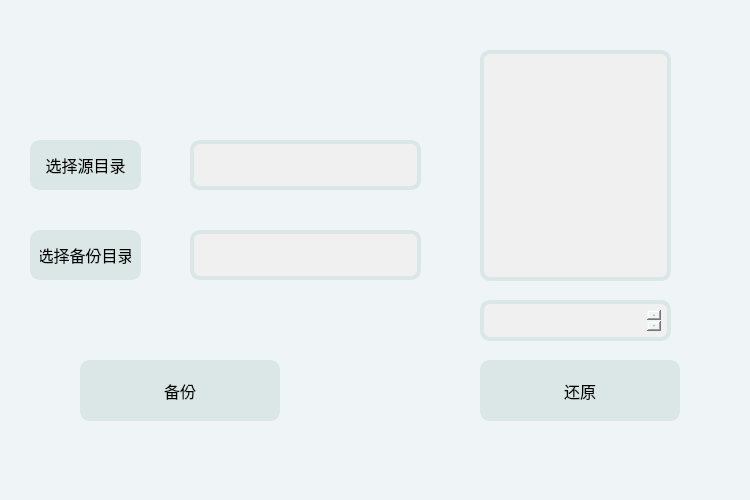
The window that NMS_save_backups/menu.ui (Xavier-Su/File_backup) describes before a commit, drawn with Qt 5.
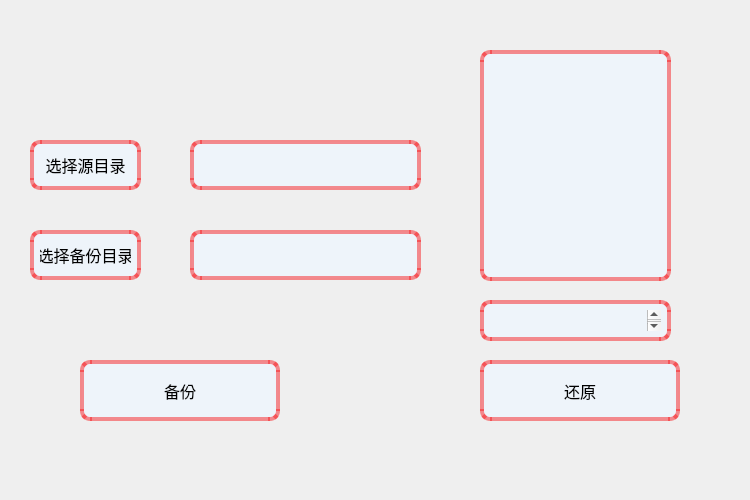
The same window after the commit. Icons and pictures are not drawn.

What changed in the file:
```diff
--- a/NMS_save_backups/menu.ui
+++ b/NMS_save_backups/menu.ui
@@ -14,22 +14,22 @@
    <string>menu</string>
   </property>
   <property name="styleSheet">
-   <string notr="true">/*#menu{background-color:rgb(109,132,45);}
+   <string notr="true">#menu{border-image: url(:/images/resource/bg.jpg);}
 QWidget 
 { 
-border-image: url(:/images/resource/bg.jpg);}*/
-QWidget{
-    background-color: rgb(239, 245, 247); /*???*/
+	/*border-image: url(:/images/resource/bg1.jpg);
+    /*background-color: rgb(239, 245, 247); 
     color: black;  /*????*/
+
 }
 
 QPushButton
 {
-    background-color:rgba(218, 231, 230, 1);/*???*/
+    background-color:rgba(238,245,252, 0.8);/*???*/
     border-style:solid;/*???? solid?? none??? inset/outset 3D??*/
     border-width:4px; /*??????*/
     border-radius:10px;/*????????*/
-    border-color:rgba(218, 231, 230, 1);/*????*/
+    border-color:rgba(247,30,34,0.5);/*????*/
     font-size:12pt;/*?? ????*/
     color: black;/*????*/
     padding:6px; /*??*/
@@ -43,11 +43,11 @@
 }
 QLineEdit
 {
-    background-color:rgb(240,240,240);/*???*/
+    background-color:rgba(238,245,252, 0.8);/*???*/
     border-style:solid;/*???? solid?? none??? inset/outset 3D??*/
     border-width:4px; /*??????*/
     border-radius:10px;/*????????*/
-    border-color:rgba(218, 231, 230, 1);/*????*/
+    border-color:rgba(247,30,34,0.5);/*????*/
     font-size:12pt;/*?? ????*/
     color: black;/*????*/
     padding:6px;/*??*/
@@ -55,22 +55,22 @@
 
 QListWidget
 {
-    background-color:rgb(240,240,240);/*???*/
+    background-color:rgba(238,245,252, 0.8);/*???*/
     border-style:solid;/*???? solid?? none??? inset/outset 3D??*/
     border-width:4px; /*??????*/
     border-radius:10px;/*????????*/
-    border-color:rgba(218, 231, 230, 1);/*????*/
+    border-color:rgba(247,30,34,0.5);/*????*/
     font-size:10pt;/*?? ????*/
     color: black;/*????*/
     padding:6px;/*??*/
 }
 
 QTextEdit {
-    background-color:rgb(240,240,240);/*???*/
+    background-color:rgba(238,245,252, 0.8);/*???*/
     border-style:solid;/*???? solid?? none??? inset/outset 3D??*/
     border-width:4px; /*??????*/
     border-radius:10px;/*????????*/
-    border-color:rgba(218, 231, 230, 1);/*????*/
+    border-color:rgba(247,30,34,0.5);/*????*/
     font-size:10pt;/*?? ????*/
     color: black;/*????*/
     padding:6px; /*??*/
```
Left out of the diff: 4 changed lines with no effect on the pictures.
